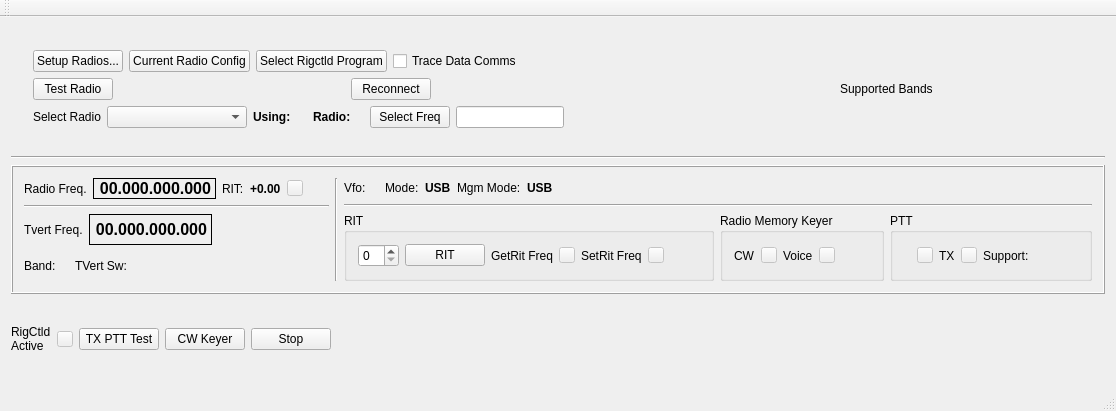
Above: mqt/MqtRigControl/rigcontrolmainwindow.ui from Rsclub22/Minos2-Mirror before the change. Below: the same form after it.
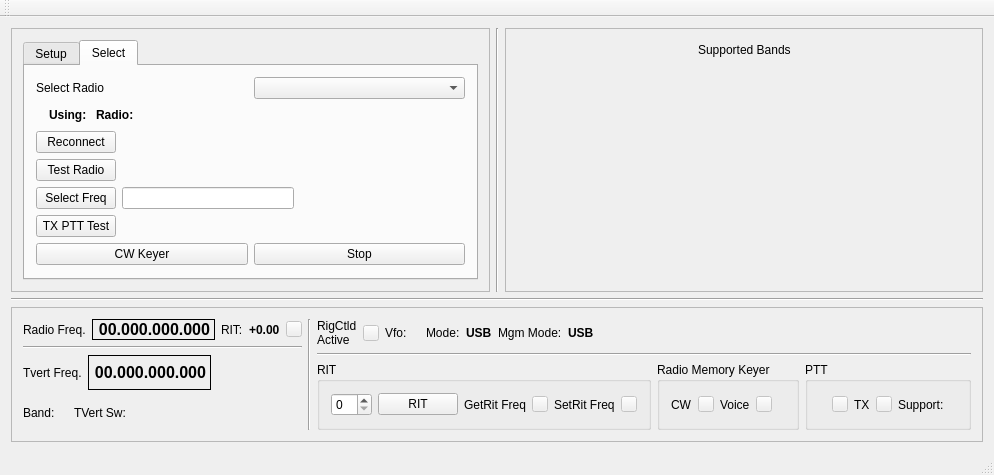
That is the form after the change. Custom widgets are drawn as their Qt base class.

Commit message: initial rework of rigcontrol gui

```diff
--- a/mqt/MqtRigControl/rigcontrolmainwindow.ui
+++ b/mqt/MqtRigControl/rigcontrolmainwindow.ui
@@ -6,41 +6,56 @@
    <rect>
     <x>0</x>
     <y>0</y>
-    <width>1116</width>
-    <height>411</height>
+    <width>973</width>
+    <height>461</height>
    </rect>
   </property>
   <property name="windowTitle">
    <string>Minos Rig Control</string>
   </property>
   <widget class="QWidget" name="centralWidget">
+   <layout class="QVBoxLayout" name="verticalLayout_9">
+    <item>
+     <layout class="QHBoxLayout" name="horizontalLayout_33">
+      <item>
+       <widget class="QFrame" name="setupFrame">
+        <property name="frameShape">
+         <enum>QFrame::StyledPanel</enum>
+        </property>
+        <property name="frameShadow">
+         <enum>QFrame::Raised</enum>
+        </property>
+        <layout class="QVBoxLayout" name="verticalLayout_4">
+         <item>
+          <widget class="QTabWidget" name="setupTabWidget">
+           <property name="currentIndex">
+            <number>1</number>
+           </property>
+           <widget class="QWidget" name="setupTab">
+            <attribute name="title">
+             <string>Setup</string>
+            </attribute>
+            <layout class="QVBoxLayout" name="verticalLayout_10">
+             <item>
    <layout class="QVBoxLayout" name="verticalLayout_6">
     <item>
-     <widget class="QFrame" name="radioFrame">
-      <layout class="QHBoxLayout" name="horizontalLayout_30">
-       <item>
-        <widget class="QFrame" name="selFrame">
-         <layout class="QVBoxLayout" name="verticalLayout_2">
-          <item>
-           <layout class="QHBoxLayout" name="horizontalLayout_29">
-            <item>
              <widget class="QPushButton" name="setupRadios">
               <property name="text">
                <string>Setup Radios...</string>
               </property>
              </widget>
             </item>
-            <item>
-             <widget class="QPushButton" name="aboutRC">
-              <property name="text">
-               <string>Current Radio Config</string>
-              </property>
-             </widget>
-            </item>
             <item>
              <widget class="QPushButton" name="configRigctld">
               <property name="text">
-               <string>Select Rigctld Program</string>
+                  <string>Configure Rigctld Program</string>
+                 </property>
+                </widget>
+               </item>
+               <item>
+                <widget class="QPushButton" name="aboutRC">
+                 <property name="text">
+                  <string>Show Current Radio Config</string>
               </property>
              </widget>
             </item>
@@ -52,66 +67,31 @@
              </widget>
             </item>
             <item>
-             <spacer name="horizontalSpacer_14">
+                <spacer name="verticalSpacer">
               <property name="orientation">
-               <enum>Qt::Horizontal</enum>
+                  <enum>Qt::Vertical</enum>
               </property>
               <property name="sizeHint" stdset="0">
                <size>
-                <width>40</width>
-                <height>20</height>
+                   <width>20</width>
+                   <height>40</height>
                </size>
               </property>
              </spacer>
             </item>
            </layout>
           </item>
-          <item>
-           <layout class="QHBoxLayout" name="horizontalLayout_28">
-            <item>
-             <widget class="QPushButton" name="testRadioButton">
-              <property name="text">
-               <string>Test Radio</string>
-              </property>
-             </widget>
-            </item>
+            </layout>
+           </widget>
+           <widget class="QWidget" name="selectTab">
+            <attribute name="title">
+             <string>Select</string>
+            </attribute>
+            <layout class="QVBoxLayout" name="verticalLayout_2">
             <item>
-             <spacer name="horizontalSpacer_12">
-              <property name="orientation">
-               <enum>Qt::Horizontal</enum>
-              </property>
-              <property name="sizeHint" stdset="0">
-               <size>
-                <width>40</width>
-                <height>20</height>
-               </size>
-              </property>
-             </spacer>
-            </item>
+              <layout class="QVBoxLayout" name="verticalLayout_7">
             <item>
-             <widget class="QPushButton" name="reconnectButton">
-              <property name="text">
-               <string>Reconnect</string>
-              </property>
-             </widget>
-            </item>
-            <item>
-             <spacer name="horizontalSpacer_13">
-              <property name="orientation">
-               <enum>Qt::Horizontal</enum>
-              </property>
-              <property name="sizeHint" stdset="0">
-               <size>
-                <width>40</width>
-                <height>20</height>
-               </size>
-              </property>
-             </spacer>
-            </item>
-           </layout>
-          </item>
-          <item>
-           <layout class="QHBoxLayout" name="horizontalLayout_9">
+                <layout class="QHBoxLayout" name="horizontalLayout_29">
             <item>
              <widget class="QLabel" name="SelectRadioTitle">
               <property name="minimumSize">
@@ -135,10 +115,22 @@
               </property>
              </widget>
             </item>
+                </layout>
+               </item>
+               <item>
+                <layout class="QHBoxLayout" name="horizontalLayout_34">
+                 <item>
+                  <widget class="QLabel" name="usingLibText">
+                   <property name="text">
+                    <string/>
+                   </property>
+                  </widget>
+                 </item>
             <item>
              <widget class="QLabel" name="usingLbl">
               <property name="font">
                <font>
+                     <weight>75</weight>
                 <bold>true</bold>
                </font>
               </property>
@@ -147,17 +139,11 @@
               </property>
              </widget>
             </item>
-            <item>
-             <widget class="QLabel" name="usingLibText">
-              <property name="text">
-               <string/>
-              </property>
-             </widget>
-            </item>
             <item>
              <widget class="QLabel" name="radioNameDispLbl">
               <property name="font">
                <font>
+                     <weight>75</weight>
                 <bold>true</bold>
                </font>
               </property>
@@ -174,6 +160,71 @@
              </widget>
             </item>
             <item>
+                  <spacer name="horizontalSpacer_12">
+                   <property name="orientation">
+                    <enum>Qt::Horizontal</enum>
+                   </property>
+                   <property name="sizeHint" stdset="0">
+                    <size>
+                     <width>40</width>
+                     <height>20</height>
+                    </size>
+                   </property>
+                  </spacer>
+                 </item>
+                </layout>
+               </item>
+               <item>
+                <layout class="QHBoxLayout" name="horizontalLayout_35">
+                 <item>
+                  <widget class="QPushButton" name="reconnectButton">
+                   <property name="text">
+                    <string>Reconnect</string>
+                   </property>
+                  </widget>
+                 </item>
+                 <item>
+                  <spacer name="horizontalSpacer_14">
+                   <property name="orientation">
+                    <enum>Qt::Horizontal</enum>
+                   </property>
+                   <property name="sizeHint" stdset="0">
+                    <size>
+                     <width>40</width>
+                     <height>20</height>
+                    </size>
+                   </property>
+                  </spacer>
+                 </item>
+                </layout>
+               </item>
+               <item>
+                <layout class="QHBoxLayout" name="horizontalLayout_36">
+                 <item>
+                  <widget class="QPushButton" name="testRadioButton">
+                   <property name="text">
+                    <string>Test Radio</string>
+                   </property>
+                  </widget>
+                 </item>
+                 <item>
+                  <spacer name="horizontalSpacer_15">
+                   <property name="orientation">
+                    <enum>Qt::Horizontal</enum>
+                   </property>
+                   <property name="sizeHint" stdset="0">
+                    <size>
+                     <width>40</width>
+                     <height>20</height>
+                    </size>
+                   </property>
+                  </spacer>
+                 </item>
+                </layout>
+               </item>
+               <item>
+                <layout class="QHBoxLayout" name="horizontalLayout_9">
+                 <item>
              <widget class="QPushButton" name="selFreq">
               <property name="text">
                <string>Select Freq</string>
@@ -202,12 +253,88 @@
             </item>
            </layout>
           </item>
-         </layout>
+               <item>
+                <layout class="QHBoxLayout" name="horizontalLayout_16">
+                 <item>
+                  <widget class="QPushButton" name="txPttTestPb">
+                   <property name="text">
+                    <string>TX PTT Test</string>
+                   </property>
+                  </widget>
+                 </item>
+                 <item>
+                  <spacer name="horizontalSpacer_6">
+                   <property name="orientation">
+                    <enum>Qt::Horizontal</enum>
+                   </property>
+                   <property name="sizeHint" stdset="0">
+                    <size>
+                     <width>40</width>
+                     <height>20</height>
+                    </size>
+                   </property>
+                  </spacer>
+                 </item>
+                </layout>
+               </item>
+               <item>
+                <layout class="QHBoxLayout" name="horizontalLayout_37">
+                 <item>
+                  <widget class="QPushButton" name="cwKeyerPb">
+                   <property name="text">
+                    <string>CW Keyer</string>
+                   </property>
         </widget>
        </item>
        <item>
-        <widget class="QFrame" name="bandsFrame">
-         <layout class="QVBoxLayout" name="verticalLayout_4">
+                  <widget class="QPushButton" name="cwKeyerStopPb">
+                   <property name="text">
+                    <string>Stop</string>
+                   </property>
+                  </widget>
+                 </item>
+                </layout>
+               </item>
+              </layout>
+             </item>
+             <item>
+              <spacer name="verticalSpacer_3">
+               <property name="orientation">
+                <enum>Qt::Vertical</enum>
+               </property>
+               <property name="sizeHint" stdset="0">
+                <size>
+                 <width>20</width>
+                 <height>40</height>
+                </size>
+               </property>
+              </spacer>
+             </item>
+            </layout>
+           </widget>
+          </widget>
+         </item>
+        </layout>
+       </widget>
+      </item>
+      <item>
+       <widget class="Line" name="line_5">
+        <property name="orientation">
+         <enum>Qt::Vertical</enum>
+        </property>
+       </widget>
+      </item>
+      <item>
+       <widget class="QFrame" name="supportedBandsFrame">
+        <property name="frameShape">
+         <enum>QFrame::StyledPanel</enum>
+        </property>
+        <property name="frameShadow">
+         <enum>QFrame::Raised</enum>
+        </property>
+        <layout class="QHBoxLayout" name="horizontalLayout_5">
+         <item>
+          <layout class="QVBoxLayout" name="verticalLayout_8">
           <item>
            <layout class="QHBoxLayout" name="horizontalLayout_12">
             <item>
@@ -248,11 +375,25 @@
           <item>
            <layout class="QGridLayout" name="gridLayout"/>
           </item>
-         </layout>
-        </widget>
+           <item>
+            <spacer name="verticalSpacer_2">
+             <property name="orientation">
+              <enum>Qt::Vertical</enum>
+             </property>
+             <property name="sizeHint" stdset="0">
+              <size>
+               <width>20</width>
+               <height>40</height>
+              </size>
+             </property>
+            </spacer>
+           </item>
+          </layout>
        </item>
       </layout>
      </widget>
+      </item>
+     </layout>
     </item>
     <item>
      <widget class="Line" name="line">
@@ -262,14 +403,14 @@
      </widget>
     </item>
     <item>
-     <widget class="QFrame" name="frame">
+     <widget class="QFrame" name="radioFrame2">
       <property name="frameShape">
-       <enum>QFrame::Box</enum>
+       <enum>QFrame::StyledPanel</enum>
       </property>
       <property name="frameShadow">
        <enum>QFrame::Raised</enum>
       </property>
-      <layout class="QHBoxLayout" name="horizontalLayout_5">
+      <layout class="QHBoxLayout" name="horizontalLayout_28">
        <item>
         <layout class="QVBoxLayout" name="verticalLayout_3">
          <item>
@@ -286,6 +427,7 @@
              <property name="font">
               <font>
                <pointsize>12</pointsize>
+               <weight>75</weight>
                <bold>true</bold>
               </font>
              </property>
@@ -313,6 +455,7 @@
               <widget class="QLabel" name="ritFreq">
                <property name="font">
                 <font>
+                 <weight>75</weight>
                  <bold>true</bold>
                 </font>
                </property>
@@ -378,6 +521,7 @@
              <property name="font">
               <font>
                <pointsize>12</pointsize>
+               <weight>75</weight>
                <bold>true</bold>
               </font>
              </property>
@@ -465,6 +609,34 @@
         <layout class="QVBoxLayout" name="verticalLayout">
          <item>
           <layout class="QHBoxLayout" name="horizontalLayout_6">
+           <item>
+            <layout class="QHBoxLayout" name="horizontalLayout_20">
+             <item>
+              <widget class="QLabel" name="rigCtldIndicatorLabel">
+               <property name="text">
+                <string>RigCtld
+Active</string>
+               </property>
+              </widget>
+             </item>
+             <item>
+              <widget class="QPushButton" name="rigCtldIndicator">
+               <property name="enabled">
+                <bool>false</bool>
+               </property>
+               <property name="maximumSize">
+                <size>
+                 <width>16</width>
+                 <height>16</height>
+                </size>
+               </property>
+               <property name="text">
+                <string/>
+               </property>
+              </widget>
+             </item>
+            </layout>
+           </item>
            <item>
             <layout class="QHBoxLayout" name="horizontalLayout_17">
              <item>
@@ -478,6 +650,7 @@
               <widget class="QLabel" name="vfo_state_label">
                <property name="font">
                 <font>
+                 <weight>75</weight>
                  <bold>true</bold>
                 </font>
                </property>
@@ -501,6 +674,7 @@
               <widget class="QLabel" name="modeA">
                <property name="font">
                 <font>
+                 <weight>75</weight>
                  <bold>true</bold>
                 </font>
                </property>
@@ -524,6 +698,7 @@
               <widget class="QLabel" name="mgmMode">
                <property name="font">
                 <font>
+                 <weight>75</weight>
                  <bold>true</bold>
                 </font>
                </property>
@@ -532,6 +707,20 @@
                </property>
               </widget>
              </item>
+             <item>
+              <layout class="QHBoxLayout" name="horizontalLayout_22">
+               <item>
+                <widget class="SmeterBar" name="sMeter" native="true"/>
+               </item>
+               <item>
+                <widget class="QLabel" name="sMeterLabel">
+                 <property name="text">
+                  <string/>
+                 </property>
+                </widget>
+               </item>
+              </layout>
+             </item>
              <item>
               <spacer name="horizontalSpacer_11">
                <property name="orientation">
@@ -840,86 +1029,6 @@
       </layout>
      </widget>
     </item>
-    <item>
-     <layout class="QHBoxLayout" name="horizontalLayout_16">
-      <item>
-       <layout class="QHBoxLayout" name="horizontalLayout_20">
-        <item>
-         <widget class="QLabel" name="rigCtldIndicatorLabel">
-          <property name="text">
-           <string>RigCtld
-Active</string>
-          </property>
-         </widget>
-        </item>
-        <item>
-         <widget class="QPushButton" name="rigCtldIndicator">
-          <property name="enabled">
-           <bool>false</bool>
-          </property>
-          <property name="maximumSize">
-           <size>
-            <width>16</width>
-            <height>16</height>
-           </size>
-          </property>
-          <property name="text">
-           <string/>
-          </property>
-         </widget>
-        </item>
-       </layout>
-      </item>
-      <item>
-       <widget class="QPushButton" name="txPttTestPb">
-        <property name="text">
-         <string>TX PTT Test</string>
-        </property>
-       </widget>
-      </item>
-      <item>
-       <widget class="QPushButton" name="cwKeyerPb">
-        <property name="text">
-         <string>CW Keyer</string>
-        </property>
-       </widget>
-      </item>
-      <item>
-       <widget class="QPushButton" name="cwKeyerStopPb">
-        <property name="text">
-         <string>Stop</string>
-        </property>
-       </widget>
-      </item>
-      <item>
-       <spacer name="horizontalSpacer_6">
-        <property name="orientation">
-         <enum>Qt::Horizontal</enum>
-        </property>
-        <property name="sizeHint" stdset="0">
-         <size>
-          <width>40</width>
-          <height>20</height>
-         </size>
-        </property>
-       </spacer>
-      </item>
-      <item>
-       <layout class="QHBoxLayout" name="horizontalLayout_22">
-        <item>
-         <widget class="SmeterBar" name="sMeter" native="true"/>
-        </item>
-        <item>
-         <widget class="QLabel" name="sMeterLabel">
-          <property name="text">
-           <string/>
-          </property>
-         </widget>
-        </item>
-       </layout>
-      </item>
-     </layout>
-    </item>
    </layout>
   </widget>
   <widget class="QToolBar" name="mainToolBar">
```
Lines whose indentation alone changed are shown as unchanged.
